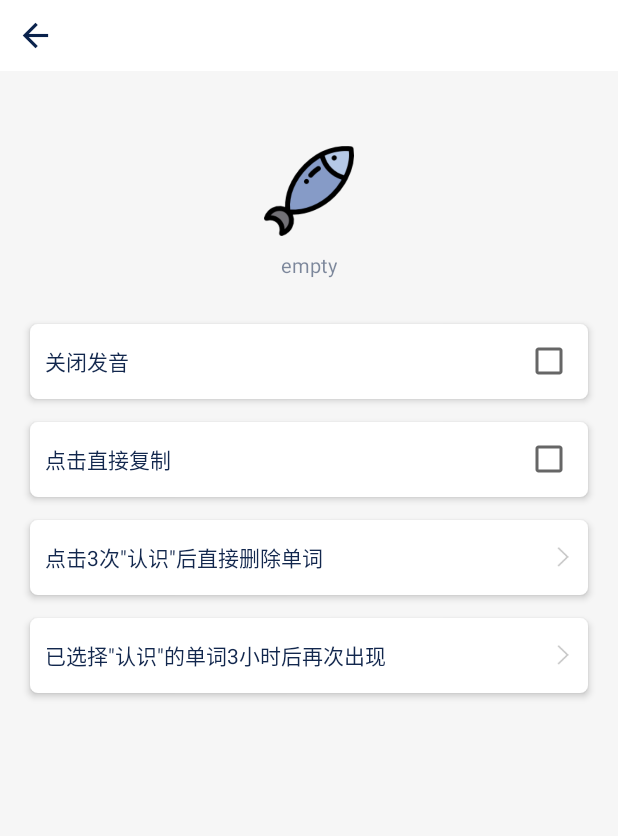
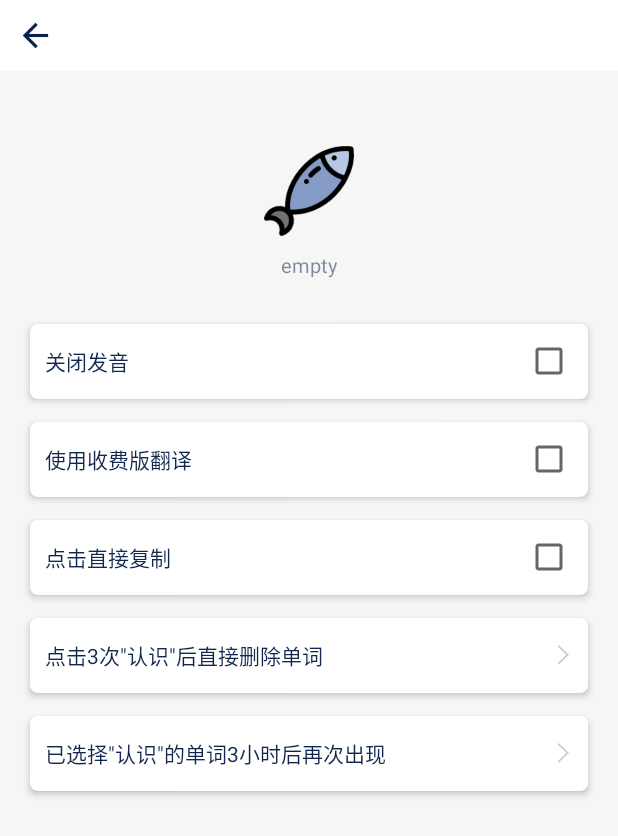
Before and after one commit to warriorWorld/MyWord, an Android app: the SettingsActivity screen opened directly, with no data from a screen before it, on a phone screen of 412 x 824 dp. Shown: the top 836 px of the screen. Run offline under Robolectric (Android 15) with nearby library versions, the phone set to English and light mode, and no system bars; our stand-ins replace EventBus, RxJava.

Commit message:
primium translate

```diff
--- a/app/src/main/java/com/insightsurfface/myword/app/App.java
+++ b/app/src/main/java/com/insightsurfface/myword/app/App.java
@@ -28,7 +28,7 @@ public class App extends Application {
     }
 
     private void initYouDao() {
-        YouDaoApplication.init(this, "627fbbbd88df98c2");
+        YouDaoApplication.init(this, "700b929ed68fe5a0");
     }
 
     private void dealFileUriExposedException() {
--- a/app/src/main/java/com/insightsurfface/myword/business/setting/SettingsActivity.java
+++ b/app/src/main/java/com/insightsurfface/myword/business/setting/SettingsActivity.java
@@ -26,6 +26,7 @@ public class SettingsActivity extends BaseActivity implements View.OnClickListen
     private TextView deleteWordTv;
     private RelativeLayout reemergenceGapRl;
     private TextView reemergenceGapTv;
+    private CheckBox openPremiumCb;
 
     @Override
     protected void onCreate(Bundle savedInstanceState) {
@@ -64,7 +65,17 @@ public class SettingsActivity extends BaseActivity implements View.OnClickListen
                         (SettingsActivity.this, ShareKeys.CLICK_COPY_KEY, isChecked);
             }
         });
-
+        openPremiumCb = findViewById(R.id.open_premium_cb);
+        openPremiumCb.setOnCheckedChangeListener(new CompoundButton.OnCheckedChangeListener() {
+            @Override
+            public void onCheckedChanged(CompoundButton buttonView, boolean isChecked) {
+                SharedPreferencesUtils.setSharedPreferencesData
+                        (SettingsActivity.this, ShareKeys.OPEN_PREMIUM_KEY, isChecked);
+            }
+        });
+        openPremiumCb.setChecked
+                (SharedPreferencesUtils.getBooleanSharedPreferencesData(this,
+                        ShareKeys.OPEN_PREMIUM_KEY, false));
         reemergenceGapRl.setOnClickListener(this);
         deleteWordRl.setOnClickListener(this);
     }
--- a/app/src/main/java/com/insightsurfface/myword/business/words1/WordsBookContract.java
+++ b/app/src/main/java/com/insightsurfface/myword/business/words1/WordsBookContract.java
@@ -4,6 +4,7 @@ import com.insightsurfface.myword.base.BasePresenter;
 import com.insightsurfface.myword.base.BaseView;
 import com.insightsurfface.myword.bean.YoudaoResponse;
 import com.insightsurfface.myword.greendao.Words;
+import com.youdao.sdk.ydtranslate.Translate;
 
 import java.util.List;
 
@@ -25,6 +26,8 @@ public class WordsBookContract {
 
         void displayTranslate(String translate);
 
+        void displayTranslate(Translate translate);
+
         void displayKillWord();
 
         void displayMsg(String msg);
--- a/app/src/main/java/com/insightsurfface/myword/config/ShareKeys.java
+++ b/app/src/main/java/com/insightsurfface/myword/config/ShareKeys.java
@@ -12,4 +12,5 @@ public class ShareKeys {
     public static final String CLICK_COPY_KEY = "click_copy_key";
     public static final String REEMERGENCE_GAP_KEY = "reemergence_gap_key";
     public static final String DELETE_LIMIT_KEY = "delete_limit_key";
+    public static final String OPEN_PREMIUM_KEY = "open_premium_key";
 }
--- a/app/src/main/res/layout/activity_settings.xml
+++ b/app/src/main/res/layout/activity_settings.xml
@@ -61,6 +61,37 @@
     </RelativeLayout>
 
     <RelativeLayout
+        android:id="@+id/open_premium_rl"
+        android:layout_width="0dp"
+        android:layout_height="50dp"
+        android:layout_marginLeft="20dp"
+        android:layout_marginTop="15dp"
+        android:layout_marginRight="20dp"
+        android:background="@drawable/round5_white"
+        android:elevation="3dp"
+        android:paddingLeft="10dp"
+        android:paddingRight="10dp"
+        app:layout_constraintLeft_toLeftOf="parent"
+        app:layout_constraintRight_toRightOf="parent"
+        app:layout_constraintTop_toBottomOf="@+id/auto_sound_rl">
+
+        <TextView
+            android:layout_width="wrap_content"
+            android:layout_height="wrap_content"
+            android:layout_centerVertical="true"
+            android:text="使用收费版翻译"
+            android:textColor="@color/main_text_color"
+            android:textSize="14sp"></TextView>
+
+        <CheckBox
+            android:id="@+id/open_premium_cb"
+            android:layout_width="wrap_content"
+            android:layout_height="wrap_content"
+            android:layout_alignParentRight="true"
+            android:layout_centerVertical="true"></CheckBox>
+    </RelativeLayout>
+
+    <RelativeLayout
         android:id="@+id/click_copy_rl"
         android:layout_width="0dp"
         android:layout_height="50dp"
@@ -73,7 +104,7 @@
         android:paddingRight="10dp"
         app:layout_constraintLeft_toLeftOf="parent"
         app:layout_constraintRight_toRightOf="parent"
-        app:layout_constraintTop_toBottomOf="@+id/auto_sound_rl">
+        app:layout_constraintTop_toBottomOf="@+id/open_premium_rl">
 
         <TextView
             android:layout_width="wrap_content"
--- a/build.gradle
+++ b/build.gradle
@@ -8,7 +8,7 @@ buildscript {
         mavenCentral() // add repository
     }
     dependencies {
-        classpath 'com.android.tools.build:gradle:3.5.3'
+        classpath 'com.android.tools.build:gradle:3.6.3'
         //green dao
         classpath 'org.greenrobot:greendao-gradle-plugin:3.2.2' // add plugin
         // NOTE: Do not place your application dependencies here; they belong
```
Also changed, not shown: app/src/main/java/com/insightsurfface/myword/business/words1/WordsBookActivity.java (+76 -0 lines), app/src/main/java/com/insightsurfface/myword/business/words1/WordsBookPresenter.java (+43 -2 lines), gradle/wrapper/gradle-wrapper.properties.
